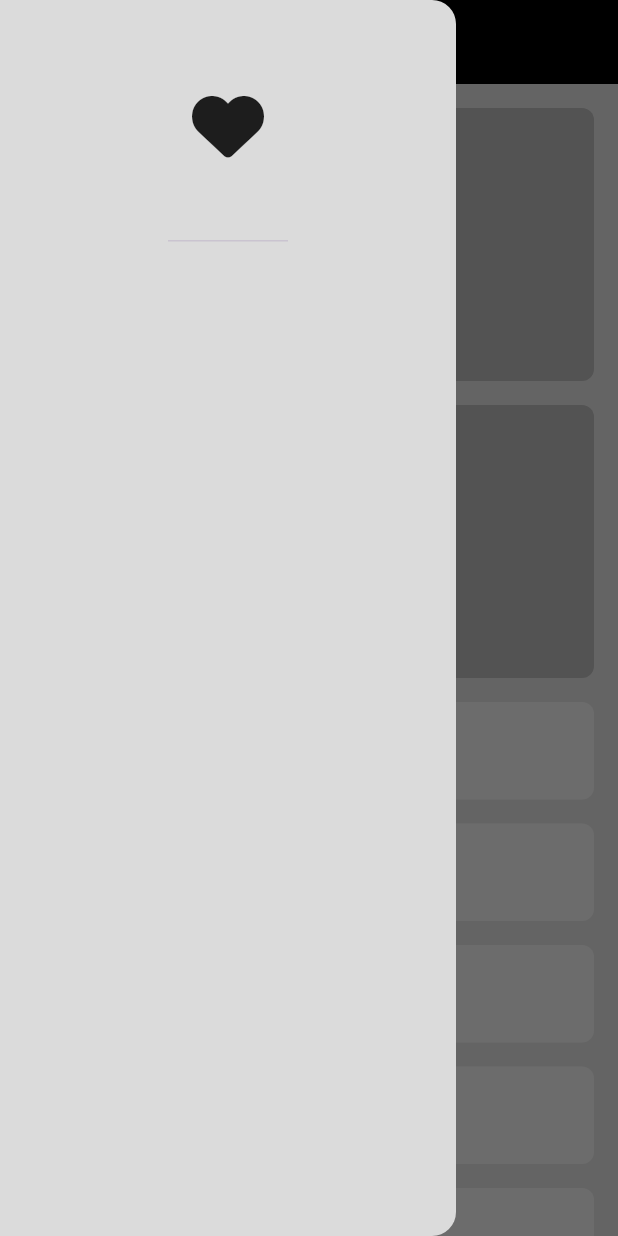
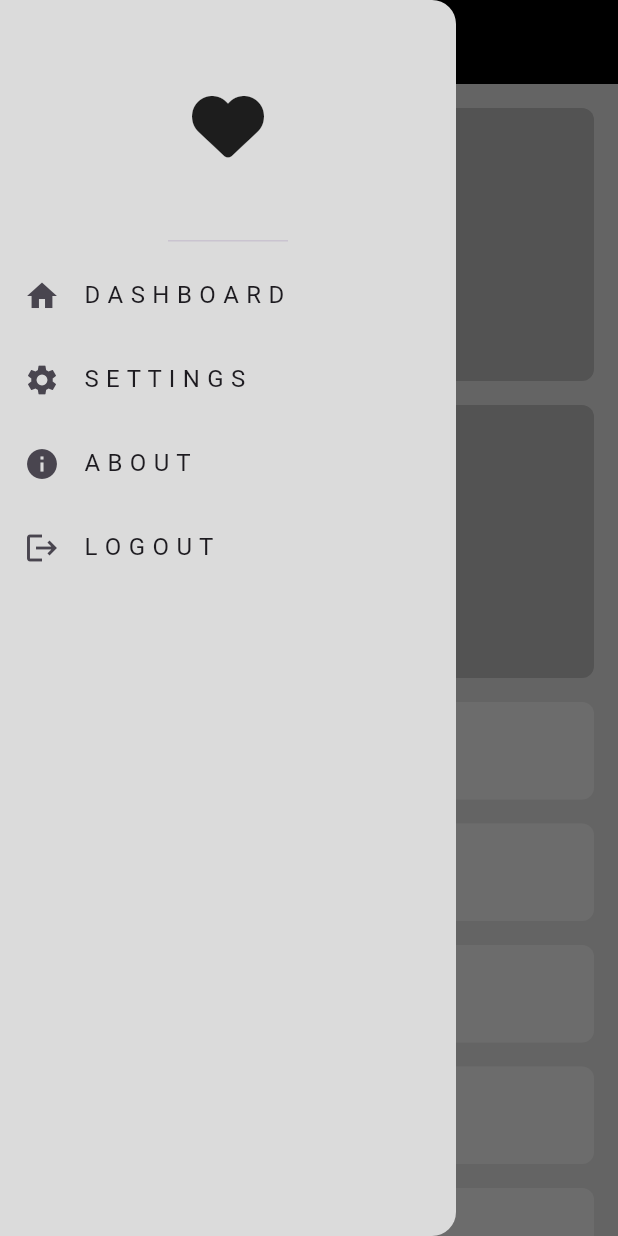
Before and after one commit to reda2032/responsive_dash_board_pro, a Flutter app: the screen it shows after launch, with the side drawer open, on a phone screen of 412 x 824 dp. Run offline on Flutter 3.47's test engine with Material 3 defaults, Android fonts, the phone set to English and light mode, and no system bars; our stand-ins replace font_awesome_flutter.

Commit message:
Drawer layout done

```diff
--- a/lib/theory_to_practice/models/drawer_item_model.dart
+++ b/lib/theory_to_practice/models/drawer_item_model.dart
@@ -4,7 +4,7 @@
   final String title;
   final IconData icon;
 
-  DrawerItemModel({
+  const DrawerItemModel({
     required this.title,
     required this.icon,
   });
--- a/lib/theory_to_practice/views/widgets/custom_drawer.dart
+++ b/lib/theory_to_practice/views/widgets/custom_drawer.dart
@@ -1,5 +1,7 @@
 import 'package:flutter/material.dart';
 import 'package:font_awesome_flutter/font_awesome_flutter.dart';
+
+import 'custom_drawer_item_list_view.dart';
 
 class CustomDrawer extends StatelessWidget {
   const CustomDrawer({super.key});
@@ -16,6 +18,8 @@
               size: 48,
             ),
           ),
+          CustomDrawerItemListView(),
+
           // CustomDrawerItem(),
         ],
       ),
--- /dev/null
+++ b/lib/theory_to_practice/views/widgets/custom_drawer_item_list_view.dart
@@ -0,0 +1,27 @@
+import 'package:flutter/material.dart';
+
+import '../../models/drawer_item_model.dart';
+import 'custom_drawer_item.dart';
+
+class CustomDrawerItemListView extends StatelessWidget {
+  const CustomDrawerItemListView({super.key});
+
+  static const List<DrawerItemModel> items = [
+    DrawerItemModel(title: 'D A S H B O A R D', icon: Icons.home),
+    DrawerItemModel(title: 'S E T T I N G S', icon: Icons.settings),
+    DrawerItemModel(title: 'A B O U T', icon: Icons.info),
+    DrawerItemModel(title: 'L O G O U T', icon: Icons.logout),
+  ];
+  @override
+  Widget build(BuildContext context) {
+    return ListView.builder(
+        shrinkWrap: true,
+        physics: const NeverScrollableScrollPhysics(),
+        itemCount: items.length,
+        itemBuilder: (context, index) {
+          return CustomDrawerItem(
+            drawerItemModel: items[index],
+          );
+        });
+  }
+}
```
